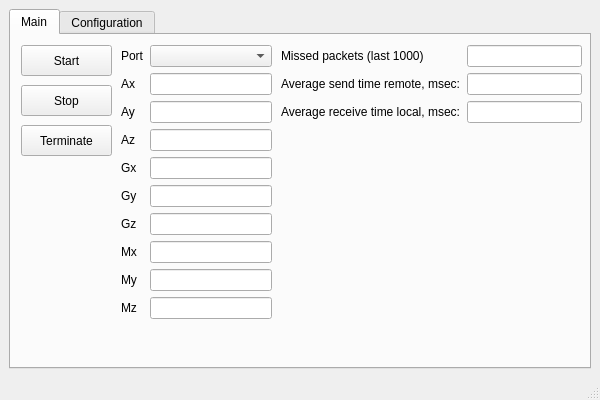
Old version of the form mainwindow.ui in the repository Rukakuka/Serializer.
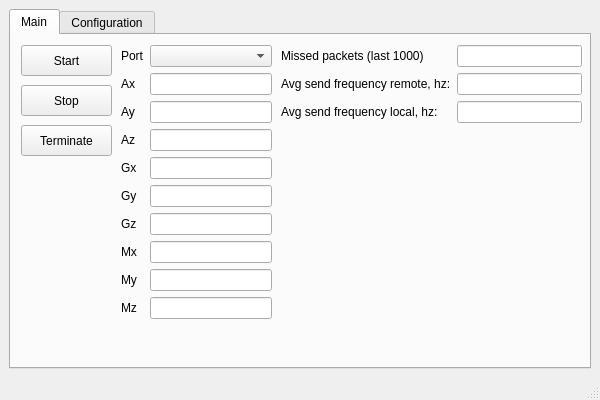
New version of the form. The open tabs and pages were chosen to show the change.

Diff of the .ui file:
```diff
--- a/mainwindow.ui
+++ b/mainwindow.ui
@@ -191,7 +191,7 @@
          <item row="1" column="0">
           <widget class="QLabel" name="label_12">
            <property name="text">
-            <string>Average send time remote, msec:</string>
+            <string>Avg send frequency remote, hz:</string>
            </property>
           </widget>
          </item>
@@ -211,7 +211,7 @@
          <item row="2" column="0">
           <widget class="QLabel" name="label_11">
            <property name="text">
-            <string>Average receive time local, msec:</string>
+            <string>Avg send frequency local, hz:</string>
            </property>
           </widget>
          </item>
```
Left out of the diff: 2 changed lines with no effect on the pictures.
